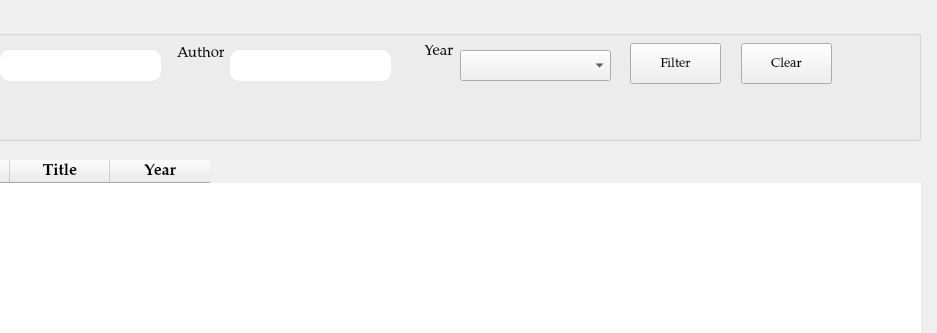
Old version of the form interface.ui in the repository pratikguru/qt_app; both pictures show x 100 to 1037 and y 0 to 333 of the 1037 by 593 pixel window.
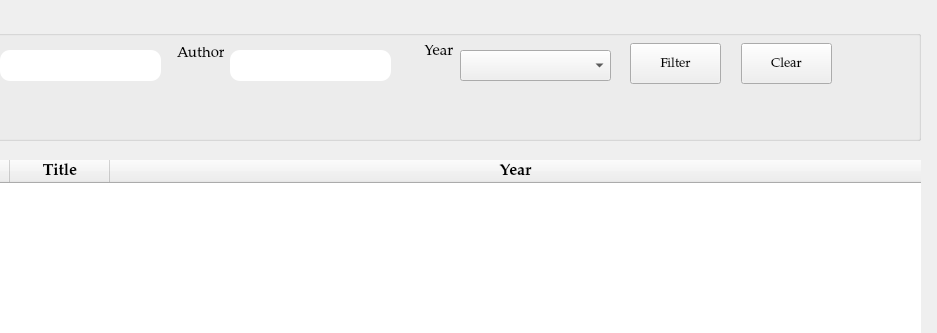
New version of the form.

The edit to the form file:
```diff
--- a/interface.ui
+++ b/interface.ui
@@ -333,6 +333,9 @@
     <attribute name="horizontalHeaderCascadingSectionResizes">
      <bool>false</bool>
     </attribute>
+    <attribute name="horizontalHeaderStretchLastSection">
+     <bool>true</bool>
+    </attribute>
     <column>
      <property name="text">
       <string>Author</string>
```
